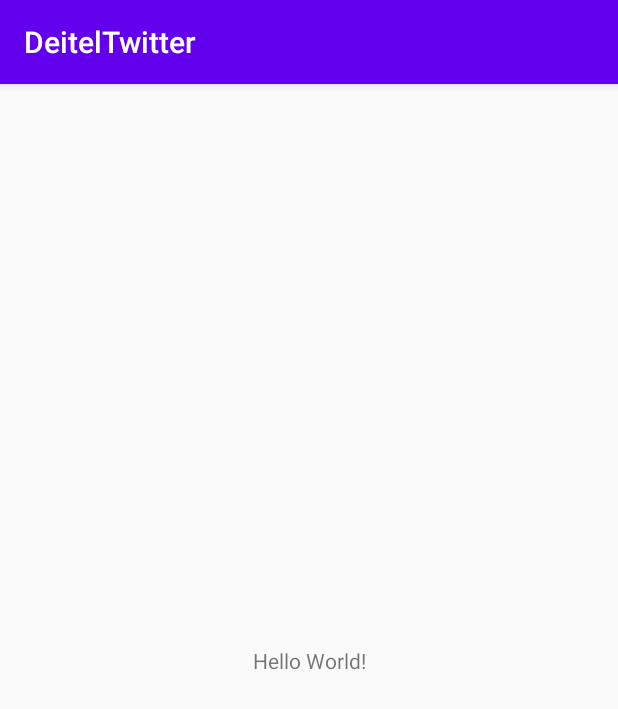
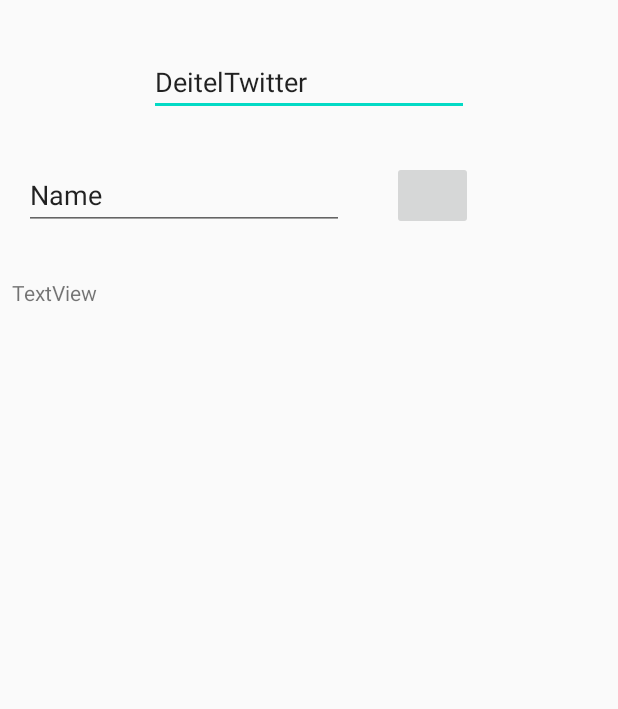
Before and after one commit to Lestafo/TesteAndroid, an Android app: the screen it shows after launch (MainActivity), on a phone screen of 412 x 824 dp. Shown: the top 709 px of the screen. Run offline under Robolectric (Android 15) with nearby library versions, the phone set to English and light mode, and no system bars; 1 statement that could not run was skipped.

Commit message:
commit inicial

```diff
--- a/app/src/main/java/com/example/deiteltwitter/MainActivity.java
+++ b/app/src/main/java/com/example/deiteltwitter/MainActivity.java
@@ -2,9 +2,10 @@ package com.example.deiteltwitter;
 
 import androidx.appcompat.app.AppCompatActivity;
 
+import android.app.ListActivity;
 import android.os.Bundle;
 
-public class MainActivity extends AppCompatActivity {
+public class MainActivity extends ListActivity {
 
     @Override
     protected void onCreate(Bundle savedInstanceState) {
--- a/app/src/main/res/layout/activity_main.xml
+++ b/app/src/main/res/layout/activity_main.xml
@@ -6,13 +6,61 @@
     android:layout_height="match_parent"
     tools:context=".MainActivity">
 
-    <TextView
+    <EditText
+        android:id="@+id/queryEditText"
         android:layout_width="wrap_content"
         android:layout_height="wrap_content"
-        android:text="Hello World!"
-        app:layout_constraintBottom_toBottomOf="parent"
-        app:layout_constraintLeft_toLeftOf="parent"
-        app:layout_constraintRight_toRightOf="parent"
+        android:layout_marginStart="32dp"
+        android:layout_marginTop="32dp"
+        android:layout_marginEnd="32dp"
+        android:ems="10"
+        android:imeOptions="actionNext"
+        android:inputType="textPersonName"
+        android:text="@string/app_name"
+        app:layout_constraintEnd_toEndOf="parent"
+        app:layout_constraintStart_toStartOf="parent"
         app:layout_constraintTop_toTopOf="parent" />
 
+    <EditText
+        android:id="@+id/tagEditText"
+        android:layout_width="0dp"
+        android:layout_height="46dp"
+        android:layout_marginStart="16dp"
+        android:layout_marginTop="75dp"
+        android:ems="10"
+        android:imeOptions="actionDone"
+        android:inputType="textPersonName"
+        android:text="Name"
+        app:layout_constraintStart_toStartOf="parent"
+        app:layout_constraintTop_toTopOf="@+id/queryEditText" />
+
+    <ImageButton
+        android:id="@+id/saveButton"
+        android:layout_width="54dp"
+        android:layout_height="46dp"
+        android:layout_marginStart="32dp"
+        app:layout_constraintBottom_toBottomOf="@+id/tagEditText"
+        app:layout_constraintStart_toEndOf="@+id/tagEditText"
+        app:srcCompat="@android:drawable/ic_input_add" />
+
+    <TextView
+        android:id="@+id/textView"
+        android:layout_width="81dp"
+        android:layout_height="68dp"
+        android:layout_marginStart="8dp"
+        android:layout_marginTop="32dp"
+        android:text="TextView"
+        app:layout_constraintStart_toStartOf="parent"
+        app:layout_constraintTop_toBottomOf="@+id/tagEditText" />
+
+    <ListView
+        android:id="@+id/list"
+        android:layout_width="0dp"
+        android:layout_height="73dp"
+        android:layout_marginStart="32dp"
+        android:layout_marginTop="32dp"
+        android:layout_marginEnd="24dp"
+        app:layout_constraintEnd_toEndOf="parent"
+        app:layout_constraintStart_toEndOf="@+id/textView"
+        app:layout_constraintTop_toBottomOf="@+id/saveButton" />
 </androidx.constraintlayout.widget.ConstraintLayout>
--- /dev/null
+++ b/app/src/main/res/layout/list_item.xml
@@ -0,0 +1,9 @@
+<?xml version="1.0" encoding="utf-8"?>
+<TextView xmlns:android="http://schemas.android.com/apk/res/android"
+    android:id="@+id/textView"
+    android:layout_width="match_parent"
+    android:layout_height="?attr/listPreferredItemHeight"
+    android:gravity="center_vertical"
+    android:textSize="22sp">
+
+</TextView>
```
